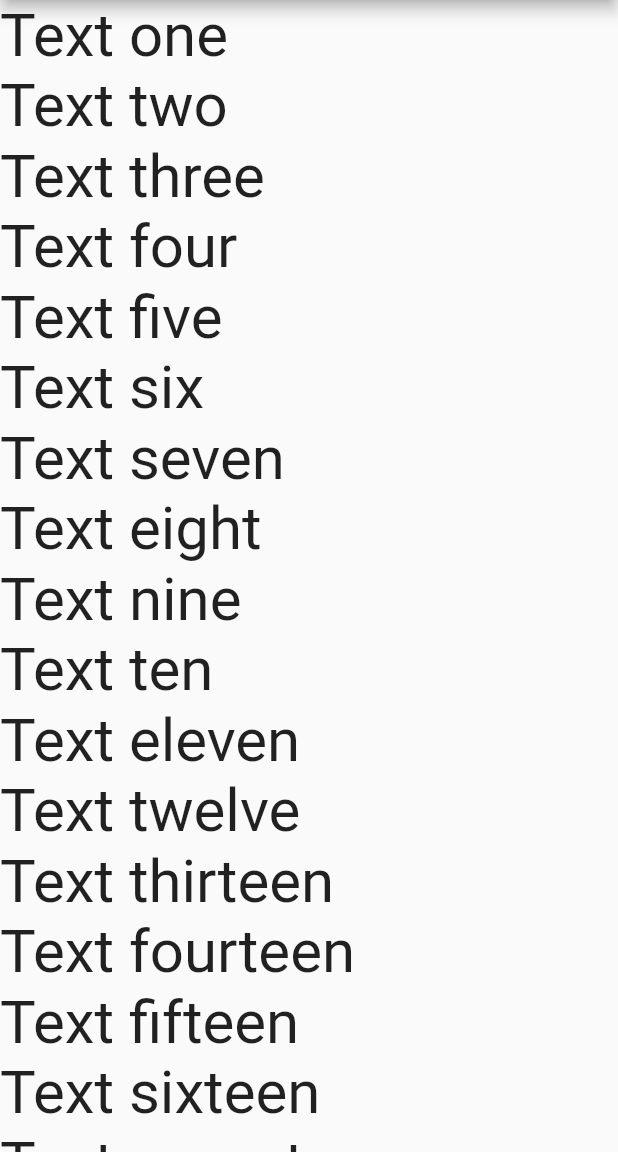
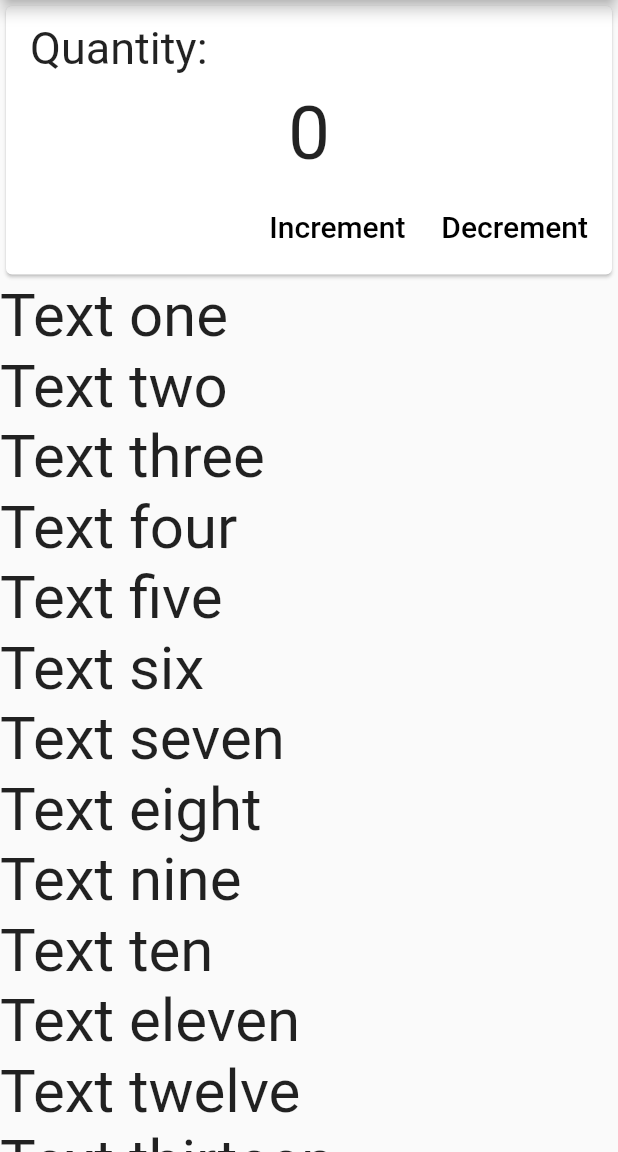
Before and after one commit to alm9/Counter, a Flutter app: the screen it shows after launch, on a phone screen of 412 x 824 dp, the part 84-1236 px from its top. Run offline on Flutter 3.47's test engine with Material 2 defaults, Android fonts, the phone set to English and light mode, and no system bars.

Commit message:
Created a Card -> Column -> CARD -> ButtonBar -> FlatButton

```diff
--- a/lib/counter.dart
+++ b/lib/counter.dart
@@ -16,6 +16,28 @@ class _CounterState extends State<Counter> {
       ),
       body: ListView(
         children: [
+          Card(
+            child: Column(
+              children: [
+                ListTile(
+                  title: Text("Quantity:", style: TextStyle(fontSize: 30),),
+                ),
+                Text('0', style: TextStyle(fontSize: 50),),
+                ButtonBar(
+                  children: [
+                    FlatButton(
+                      child: Text('Increment', style: TextStyle( fontSize: 20),),
+                      onPressed: () => {},
+                    ),
+                    FlatButton(
+                      child: Text('Decrement', style: TextStyle(fontSize: 20),),
+                      onPressed: () => {},
+                    )
+                  ],
+                )
+              ],
+            ),
+          ),
           Text("Text one", style: TextStyle(fontSize: 40)),
           Text("Text two", style: TextStyle(fontSize: 40)),
           Text("Text three", style: TextStyle(fontSize: 40)),
```
